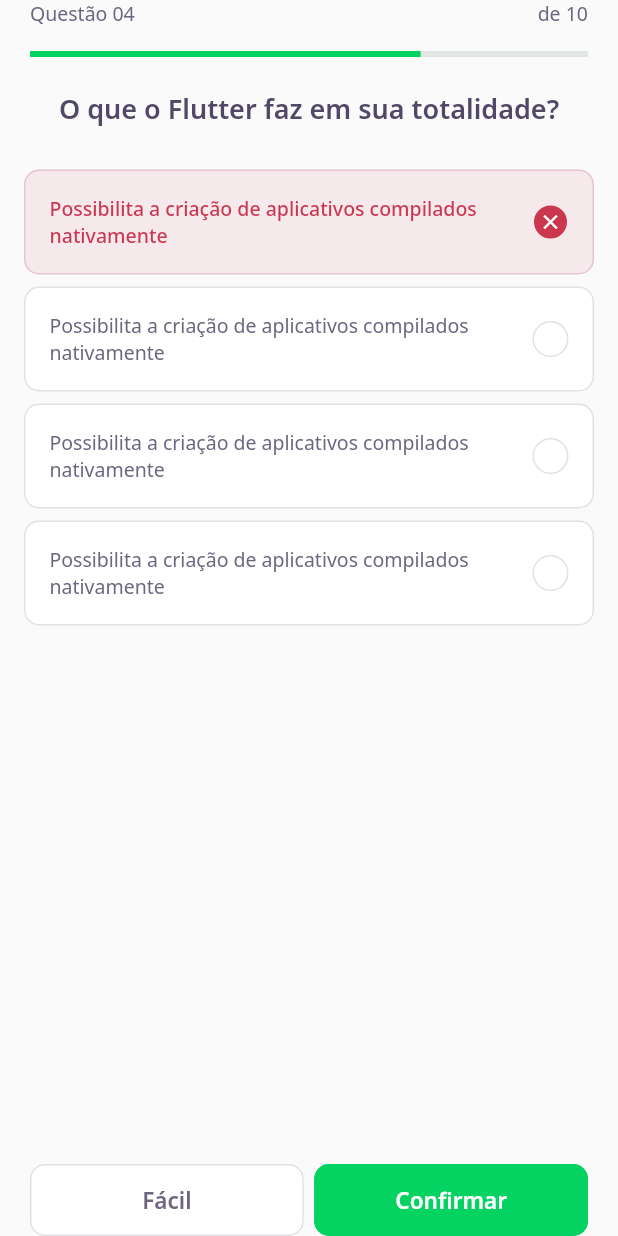
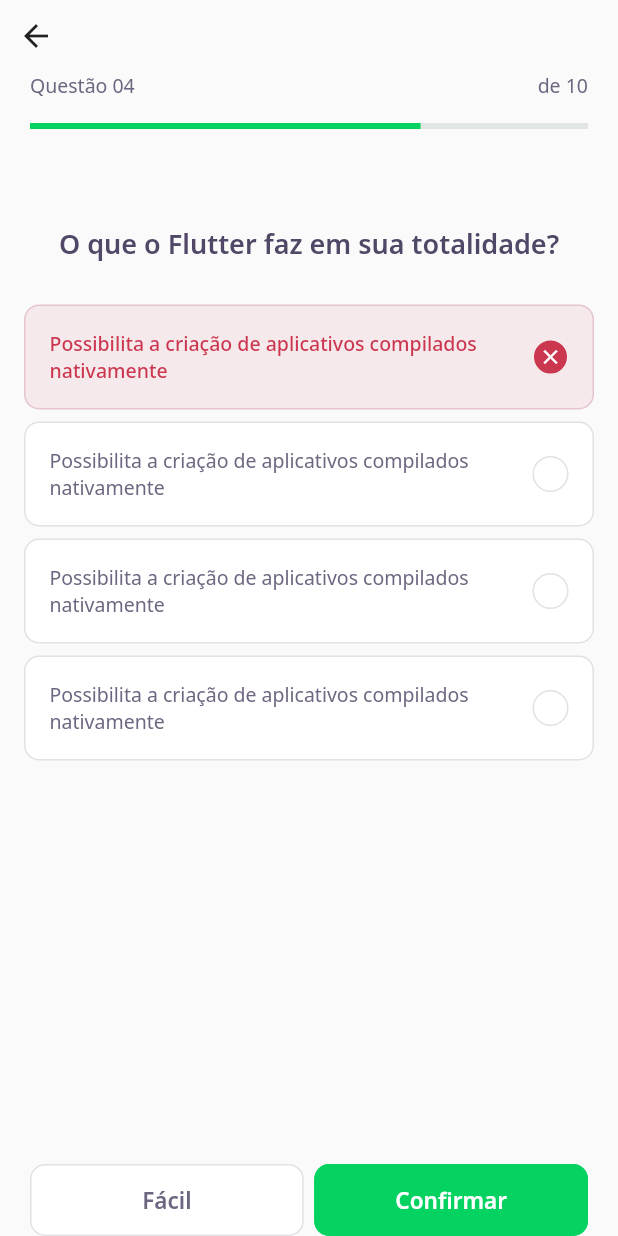
Before and after one commit to HERuppel/nlw5-flutter, a Flutter app: the ChallengePage screen opened directly, on a phone screen of 412 x 824 dp. Run offline on Flutter 3.47's test engine with Material 2 defaults, Android fonts, the light colour scheme and no system bars; our stand-ins replace google_fonts; accounts and stored records are empty; network calls fail.

Commit message:
feat(navigation): added navigation actions from home to quiz

```diff
--- a/lib/challenge/challenge_page.dart
+++ b/lib/challenge/challenge_page.dart
@@ -15,8 +15,16 @@
   Widget build(BuildContext context) {
     return Scaffold(
       appBar: PreferredSize(
-        preferredSize: Size.fromHeight(60),
-        child: SafeArea(top: true, child: QuestionIndicatorWidget()),
+        preferredSize: Size.fromHeight(86),
+        child: SafeArea(
+            top: true,
+            child: Column(
+              crossAxisAlignment: CrossAxisAlignment.start,
+              children: [
+                BackButton(),
+                QuestionIndicatorWidget(),
+              ],
+            )),
       ),
       body: QuizWidget(title: 'O que o Flutter faz em sua totalidade?'),
       bottomNavigationBar: SafeArea(
--- a/lib/challenge/widgets/quiz/quiz_widget.dart
+++ b/lib/challenge/widgets/quiz/quiz_widget.dart
@@ -11,6 +11,7 @@
     return Container(
         child: Column(
       children: [
+        SizedBox(height: 64),
         Text(title, style: AppTextStyles.heading),
         SizedBox(height: 24),
         AnswerWidget(
```
Also changed, not shown: lib/home/home_page.dart (+7 -0 lines), lib/home/widgets/quiz_card/quiz_card_widget.dart (+11 -5 lines).
